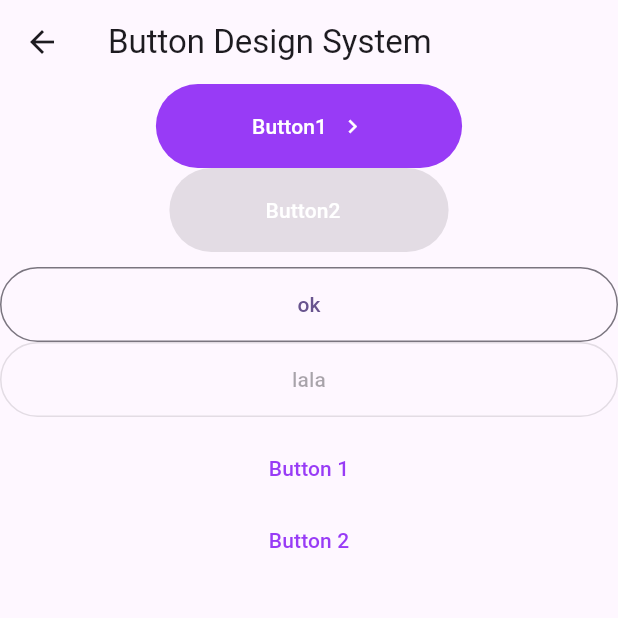
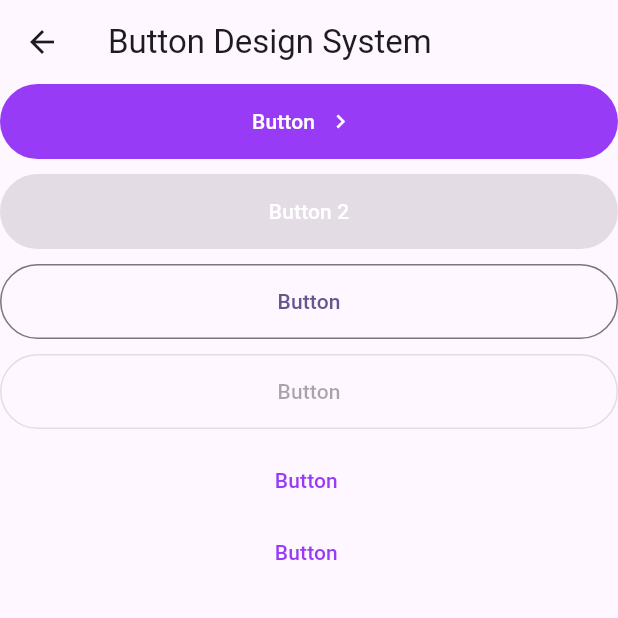
Before and after one commit to coderasmita/intern_project, a Flutter app: the screen it shows after launch, after a tap on "Button Screen", on a phone screen of 412 x 824 dp, the top half of it. Run offline on Flutter 3.47's test engine with Material 3 defaults, Android fonts, the phone set to English and light mode, and no system bars.

Commit message:
compontes ui

```diff
--- a/lib/components/buttons/primary_button.dart
+++ b/lib/components/buttons/primary_button.dart
@@ -6,27 +6,33 @@ class PrimaryButton extends StatelessWidget {
     required this.title,
     this.onPressed,
     this.icon,
+    this.width,
+    this.height,
   });
 
   final String title;
   final Function()? onPressed;
   final Widget? icon;
+  final double? width;
+  final double? height;
 
   @override
   Widget build(BuildContext context) {
     return ElevatedButton.icon(
       onPressed: onPressed,
       style: ElevatedButton.styleFrom(
-        padding: const EdgeInsets.symmetric(
-          horizontal: 64,
-          vertical: 18,
-        ),
+        // padding: const EdgeInsets.symmetric(
+        //   horizontal: 64,
+        //   vertical: 18,
+        // ),
         shape: const StadiumBorder(),
         elevation: 0,
         backgroundColor: const Color(0xFF983BF6),
+        minimumSize:
+            Size(width ?? MediaQuery.sizeOf(context).width, height ?? 50),
       ),
       iconAlignment: IconAlignment.end,
-      icon: icon ?? const SizedBox.shrink(),
+      icon: icon,
       label: Text(
         title,
         style: const TextStyle(color: Colors.white),
--- a/lib/components/buttons/secondary_button.dart
+++ b/lib/components/buttons/secondary_button.dart
@@ -5,16 +5,22 @@ class SecondaryButton extends StatelessWidget {
     super.key,
     required this.title,
     this.onPressed,
+    this.width,
+    this.height,
   });
 
   final String title;
   final Function()? onPressed;
+  final double? width;
+  final double? height;
 
   @override
   Widget build(BuildContext context) {
     return OutlinedButton(
       style: OutlinedButton.styleFrom(
-          minimumSize: Size(MediaQuery.sizeOf(context).width, 50)),
+        minimumSize:
+            Size(width ?? MediaQuery.sizeOf(context).width, height ?? 50),
+      ),
       onPressed: onPressed,
       child: Text(title),
     );
--- /dev/null
+++ b/lib/constants/app_colors.dart
@@ -0,0 +1,5 @@
+import 'package:flutter/material.dart';
+
+class AppColors {
+  static const Color primaryColor = Color(0xff983BF6);
+}
--- a/lib/screen/buttons_screen.dart
+++ b/lib/screen/buttons_screen.dart
@@ -16,37 +16,41 @@ class ButtonsScreen extends StatelessWidget {
       body: Column(
         children: [
           PrimaryButton(
-            title: 'Button1',
+            title: 'Button',
             icon: const Icon(
               Icons.chevron_right,
               color: Colors.white,
             ),
-            onPressed: () {
-              print('hello1');
-            },
+            onPressed: () {},
+          ),
+          const SizedBox(
+            height: 10,
           ),
           const PrimaryButton(
-            title: 'Button2',
+            title: 'Button 2',
             onPressed: null,
           ),
           const SizedBox(height: 10),
           SecondaryButton(
-            title: 'ok',
+            title: 'Button',
             onPressed: () {},
           ),
+          const SizedBox(
+            height: 10,
+          ),
           const SecondaryButton(
-            title: 'lala',
+            title: 'Button',
             onPressed: null,
           ),
           const SizedBox(
             height: 10,
           ),
           const TextButtons(
-            title: "Button 1",
+            title: "Button ",
             onPressed: null,
           ),
           TextButtons(
-            title: "Button 2",
+            title: "Button ",
             onPressed: () {},
           ),
         ],
--- a/lib/screen/home_screen.dart
+++ b/lib/screen/home_screen.dart
@@ -1,8 +1,15 @@
 import 'package:flutter/material.dart';
+import 'package:intern_project/screen/alerts_screen.dart';
+import 'package:intern_project/screen/avatarsusericons_screen.dart';
+import 'package:intern_project/screen/badges_screen.dart';
+import 'package:intern_project/screen/breadcrumbs_screen.dart';
+
 import 'package:intern_project/screen/buttons_screen.dart';
+import 'package:intern_project/screen/cards_screen.dart';
 import 'package:intern_project/screen/checkboxes_screen.dart';
 import 'package:intern_project/screen/dropdown_menus.dart';
 import 'package:intern_project/screen/inputtext_screen.dart';
+import 'package:intern_project/screen/modaldialogs_screen.dart';
 import 'package:intern_project/screen/navigationbars_screen.dart';
 import 'package:intern_project/screen/progress_indicators.dart';
 import 'package:intern_project/screen/radiobutton_screen.dart';
@@ -10,6 +17,7 @@ import 'package:intern_project/screen/searchbar_screen.dart';
 import 'package:intern_project/screen/sidedrawernavigation_screen.dart';
 import 'package:intern_project/screen/tabbar_screen.dart';
 import 'package:intern_project/screen/toggleswitches_screen.dart';
+import 'package:intern_project/screen/tooltips_screen.dart';
 
 import '../components/buttons/primary_button.dart';
 
@@ -48,19 +56,6 @@ class HomeScreen extends StatelessWidget {
               );
             },
             title: "Input Text",
-          ),
-          const SizedBox(
-            height: 10,
-          ),
-          PrimaryButton(
-            title: 'Pregress Indicators',
-            onPressed: () {
-              Navigator.push(
-                  context,
-                  MaterialPageRoute(
-                    builder: (context) => ProgressIndicators(),
-                  ));
-            },
           ),
           const SizedBox(
             height: 10,
@@ -188,6 +183,107 @@ class HomeScreen extends StatelessWidget {
             },
             title: "Sidedrawer Navigation",
           ),
+          const SizedBox(
+            height: 10,
+          ),
+          PrimaryButton(
+            onPressed: () {
+              Navigator.push(
+                context,
+                MaterialPageRoute(
+                  builder: (context) => const ModaldialogsScreen(),
+                ),
+              );
+            },
+            title: "Modal Dialogs",
+          ),
+          const SizedBox(
+            height: 10,
+          ),
+          PrimaryButton(
+            onPressed: () {
+              Navigator.push(
+                context,
+                MaterialPageRoute(
+                  builder: (context) => const TooltipsScreen(),
+                ),
+              );
+            },
+            title: "Tooltips",
+          ),
+          const SizedBox(
+            height: 10,
+          ),
+          PrimaryButton(
+            onPressed: () {
+              Navigator.push(
+                context,
+                MaterialPageRoute(
+                  builder: (context) => const AlertsScreen(),
+                ),
+              );
+            },
+            title: "Alerts",
+          ),
+          const SizedBox(
+            height: 10,
+          ),
+          PrimaryButton(
+            onPressed: () {
+              Navigator.push(
+                context,
+                MaterialPageRoute(
+                  builder: (context) => const BadgesScreen(),
+                ),
+              );
+            },
+            title: "Badges",
+          ),
+          const SizedBox(
+            height: 10,
+          ),
+          PrimaryButton(
+            onPressed: () {
+              Navigator.push(
+                context,
+                MaterialPageRoute(
+                  builder: (context) => const CardsScreen(),
+                ),
+              );
+            },
+            title: "Cards",
+          ),
+          const SizedBox(
+            height: 10,
+          ),
+          PrimaryButton(
+            onPressed: () {
+              Navigator.push(
+                context,
+                MaterialPageRoute(
+                  builder: (context) => const AvatarsusericonsScreen(),
+                ),
+              );
+            },
+            title: "Avatars & User Icons",
+          ),
+          const SizedBox(
+            height: 10,
+          ),
+          PrimaryButton(
+            onPressed: () {
+              Navigator.push(
+                context,
+                MaterialPageRoute(
+                  builder: (context) => const BreadcrumbsScreen(),
+                ),
+              );
+            },
+            title: "Breadcrumbs",
+          ),
+          const SizedBox(
+            height: 10,
+          ),
         ],
       ),
     );
```
Also changed, not shown: lib/models/breadcrumb_model.dart (added, +15 -0 lines), lib/screen/alerts_screen.dart (added, +19 -0 lines), lib/screen/avatarsusericons_screen.dart (added, +53 -0 lines), lib/screen/badges_screen.dart (added, +30 -0 lines), lib/screen/breadcrumbs_screen.dart (added, +71 -0 lines), lib/screen/cards_screen.dart (added, +89 -0 lines), lib/screen/modaldialogs_screen.dart (added, +96 -0 lines), lib/screen/tooltips_screen.dart (added, +78 -0 lines), assets/Group_2608523.png (added).
